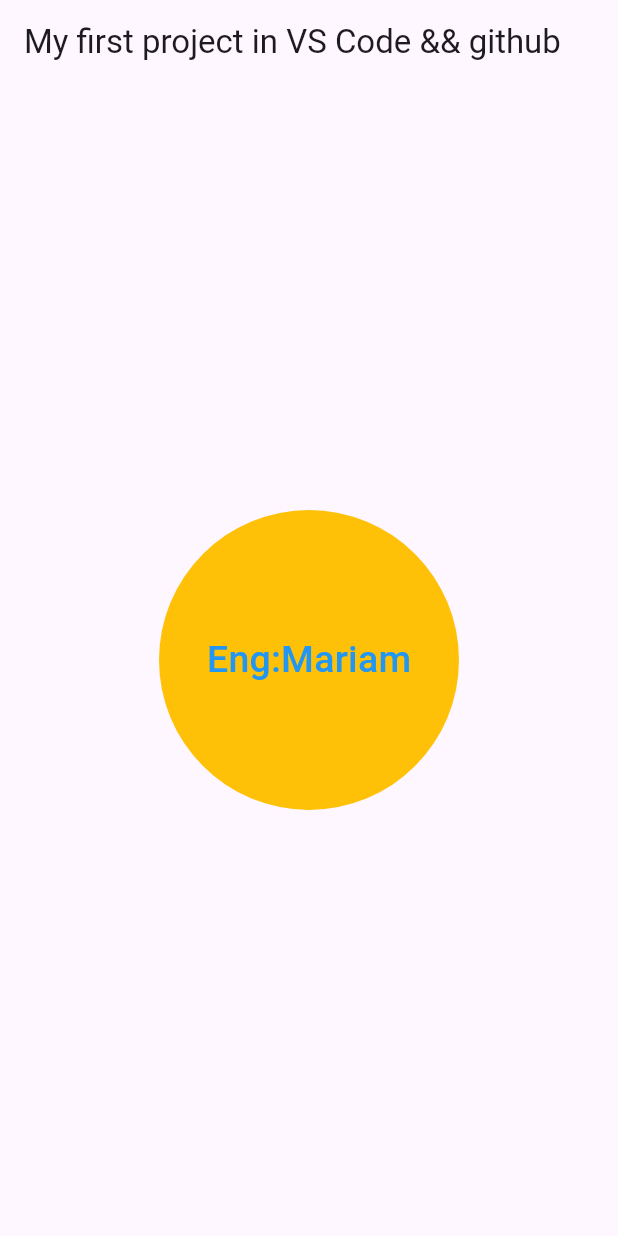
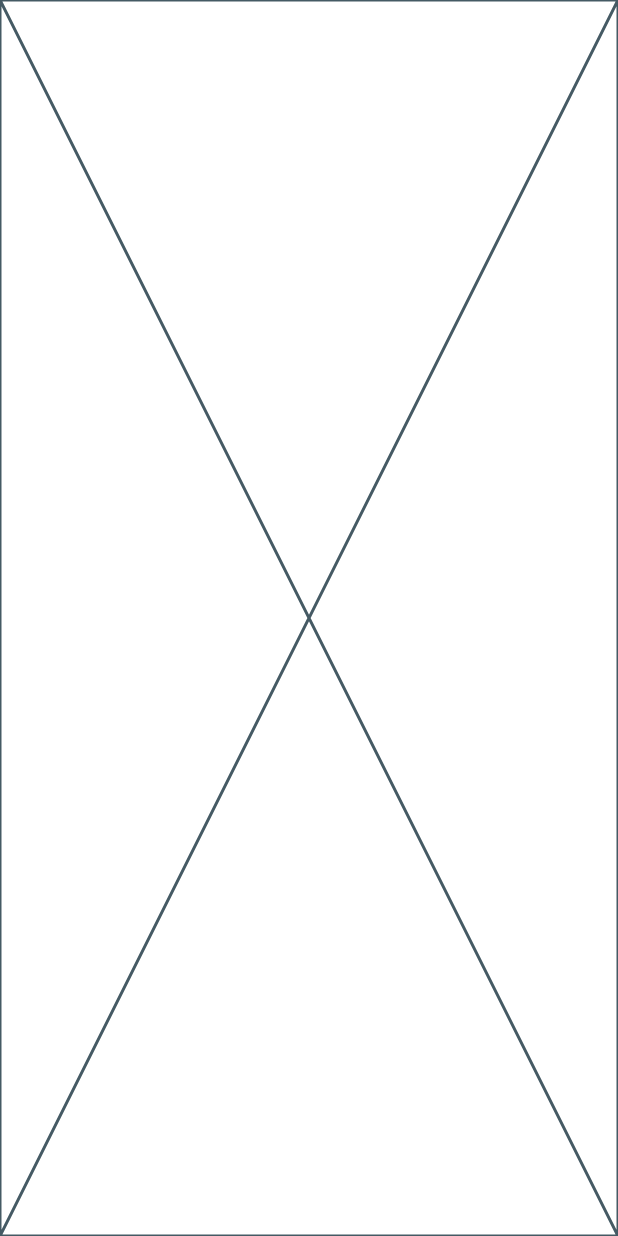
Before and after one commit to mariam280/testProjects, a Flutter app: the screen it shows after launch, on a phone screen of 412 x 824 dp. Run offline on Flutter 3.47's test engine with Material 3 defaults, Android fonts, the phone set to English and light mode, and no system bars; our stand-ins replace device_preview, flutter_svg.

Commit message:
initialize project

```diff
--- a/lib/main.dart
+++ b/lib/main.dart
@@ -1,10 +1,11 @@
 import 'package:device_preview/device_preview.dart';
 import 'package:flutter/material.dart';
+import 'package:newproject/screens/my_cart_view.dart';
 
 void main() {
   runApp(
     DevicePreview(
-      enabled: true,
+      enabled: false,
       builder: (context) => const MyWidget(),
     ),
   );
@@ -19,21 +20,7 @@ class MyWidget extends StatelessWidget {
       debugShowCheckedModeBanner: false,
       locale: DevicePreview.locale(context),
       builder: DevicePreview.appBuilder,
-      home: Scaffold(
-        appBar: AppBar(
-          title: const Text('My first project in VS Code && github'),
-        ),
-        body: const Center(
-          child: CircleAvatar(
-            radius: 100,
-            backgroundColor: Colors.amber,
-            child: Text(
-              'Eng:Mariam',
-              style: TextStyle(fontSize: 25, color: Colors.blue),
-            ),
-          ),
-        ),
-      ),
+      home: const MyCartView(),
     );
   }
 }
--- /dev/null
+++ b/lib/screens/my_cart_view.dart
@@ -0,0 +1,10 @@
+import 'package:flutter/material.dart';
+
+class MyCartView extends StatelessWidget {
+  const MyCartView({super.key});
+
+  @override
+  Widget build(BuildContext context) {
+    return const Placeholder();
+  }
+}
```
Also changed, not shown: lib/core/utils/styles.dart (added, +50 -0 lines), lib/core/widgets/custom_button.dart (added, +38 -0 lines), lib/core/widgets/cutom_app_bar.dart (added, +23 -0 lines), pubspec.yaml (+7 -20 lines), assets/images/arrow.svg (added), assets/images/basket_image.png (added), assets/images/card.svg (added), assets/images/master_card.svg (added), assets/images/paypal.svg (added), pubspec.lock.
